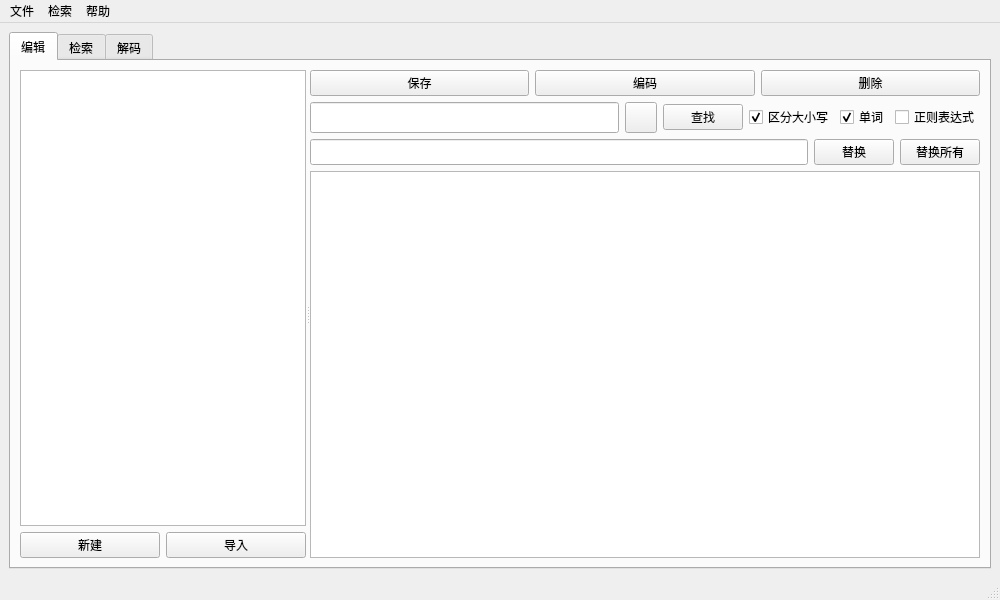
This is ui/src/main.ui in yunowo/data-structure as Qt 5 draws it before an edit. The edited form follows.
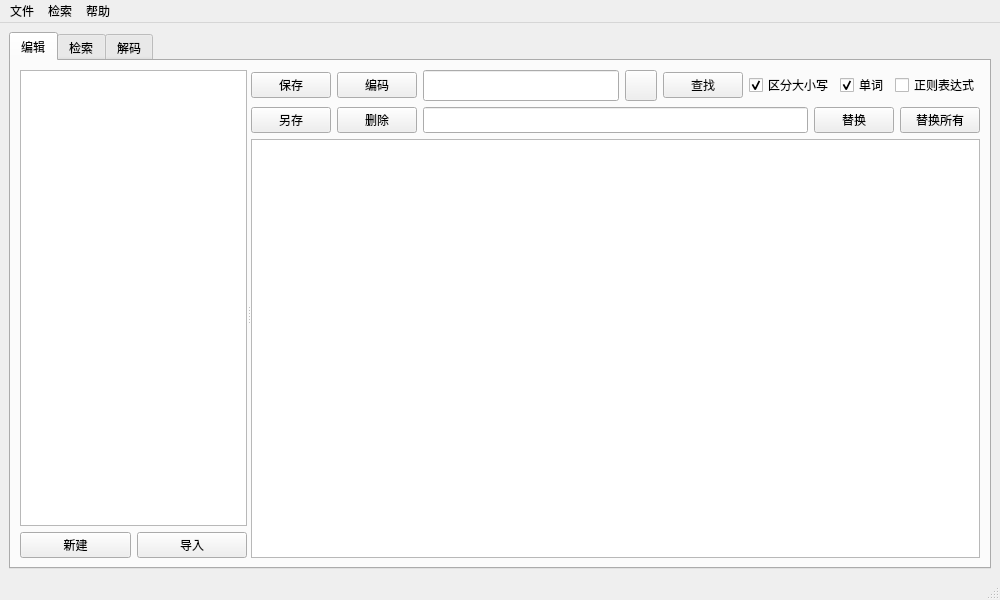
This is the edited form. Icons and pictures are not drawn.

Patch:
```diff
--- a/ui/src/main.ui
+++ b/ui/src/main.ui
@@ -125,8 +125,8 @@
           <widget class="QWidget" name="right_0" native="true">
            <layout class="QVBoxLayout" name="right">
             <item>
-             <layout class="QHBoxLayout" name="right_0_0">
-              <item>
+             <layout class="QGridLayout" name="right_0_0">
+              <item row="0" column="0">
                <widget class="QPushButton" name="button_save">
                 <property name="text">
                  <string>保存</string>
@@ -144,7 +144,7 @@
                 </property>
                </widget>
               </item>
-              <item>
+              <item row="0" column="1">
                <widget class="QPushButton" name="button_encode">
                 <property name="text">
                  <string>编码</string>
@@ -162,27 +162,7 @@
                 </property>
                </widget>
               </item>
-              <item>
-               <widget class="QPushButton" name="button_delete">
-                <property name="text">
-                 <string>删除</string>
-                </property>
-                <property name="icon">
-                 <iconset>
-                  <normalon>:/icon/img/delete.png</normalon>
-                 </iconset>
-                </property>
-                <property name="iconSize">
-                 <size>
-                  <width>24</width>
-                  <height>24</height>
-                 </size>
-                </property>
-               </widget>
-              </item>
-             </layout>
-            </item>
-            <item>
+              <item row="0" column="2">
              <layout class="QHBoxLayout" name="right_0_1">
               <item>
                <widget class="QLineEdit" name="edit_search">
@@ -268,7 +248,43 @@
               </item>
              </layout>
             </item>
-            <item>
+              <item row="1" column="0">
+               <widget class="QPushButton" name="button_save_as">
+                <property name="text">
+                 <string>另存</string>
+                </property>
+                <property name="icon">
+                 <iconset>
+                  <normalon>:/icon/img/save_as.png</normalon>
+                 </iconset>
+                </property>
+                <property name="iconSize">
+                 <size>
+                  <width>24</width>
+                  <height>24</height>
+                 </size>
+                </property>
+               </widget>
+              </item>
+              <item row="1" column="1">
+               <widget class="QPushButton" name="button_delete">
+                <property name="text">
+                 <string>删除</string>
+                </property>
+                <property name="icon">
+                 <iconset>
+                  <normalon>:/icon/img/delete.png</normalon>
+                 </iconset>
+                </property>
+                <property name="iconSize">
+                 <size>
+                  <width>24</width>
+                  <height>24</height>
+                 </size>
+                </property>
+               </widget>
+              </item>
+              <item row="1" column="2">
              <layout class="QHBoxLayout" name="right_0_2">
               <item>
                <widget class="QLineEdit" name="edit_replace">
@@ -318,6 +334,8 @@
               </item>
              </layout>
             </item>
+             </layout>
+            </item>
             <item>
              <widget class="QTextEdit" name="edit_text"/>
             </item>
```
Left out of the diff: 33 changed lines with no effect on the pictures. Lines whose indentation alone changed are shown as unchanged.
